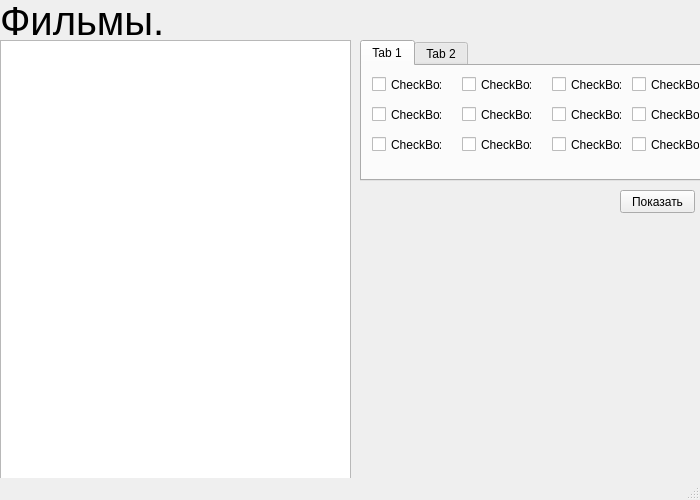
Above: film.ui from Zloiben/Application before the change. Below: the same form after it.
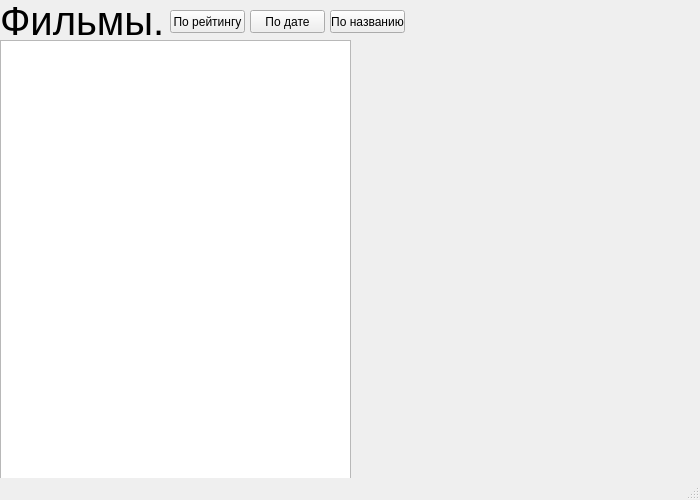
That is the form after the change. The open tabs and pages were chosen to show the change.

The edit to the form file:
```diff
--- a/film.ui
+++ b/film.ui
@@ -14,12 +14,15 @@
    <string>MainWindow</string>
   </property>
   <widget class="QWidget" name="centralwidget">
+   <property name="enabled">
+    <bool>true</bool>
+   </property>
    <widget class="QLabel" name="label">
     <property name="geometry">
      <rect>
       <x>0</x>
       <y>0</y>
-      <width>351</width>
+      <width>161</width>
       <height>41</height>
      </rect>
     </property>
@@ -42,300 +45,43 @@
      </rect>
     </property>
    </widget>
-   <widget class="QTabWidget" name="tabWidget">
+   <widget class="QPushButton" name="btn_rating_DESC">
     <property name="geometry">
      <rect>
-      <x>360</x>
-      <y>40</y>
-      <width>341</width>
-      <height>141</height>
+      <x>170</x>
+      <y>10</y>
+      <width>75</width>
+      <height>23</height>
      </rect>
     </property>
-    <property name="currentIndex">
-     <number>1</number>
+    <property name="text">
+     <string>По рейтингу</string>
     </property>
-    <widget class="QWidget" name="tab">
-     <attribute name="title">
-      <string>Tab 1</string>
-     </attribute>
-     <widget class="QCheckBox" name="checkBox">
-      <property name="geometry">
-       <rect>
-        <x>10</x>
-        <y>10</y>
-        <width>70</width>
-        <height>17</height>
-       </rect>
-      </property>
-      <property name="text">
-       <string>CheckBox</string>
-      </property>
-     </widget>
-     <widget class="QCheckBox" name="checkBox_2">
-      <property name="geometry">
-       <rect>
-        <x>100</x>
-        <y>10</y>
-        <width>70</width>
-        <height>17</height>
-       </rect>
-      </property>
-      <property name="text">
-       <string>CheckBox</string>
-      </property>
-     </widget>
-     <widget class="QCheckBox" name="checkBox_3">
-      <property name="geometry">
-       <rect>
-        <x>190</x>
-        <y>10</y>
-        <width>70</width>
-        <height>17</height>
-       </rect>
-      </property>
-      <property name="text">
-       <string>CheckBox</string>
-      </property>
-     </widget>
-     <widget class="QCheckBox" name="checkBox_4">
-      <property name="geometry">
-       <rect>
-        <x>10</x>
-        <y>40</y>
-        <width>70</width>
-        <height>17</height>
-       </rect>
-      </property>
-      <property name="text">
-       <string>CheckBox</string>
-      </property>
-     </widget>
-     <widget class="QCheckBox" name="checkBox_5">
-      <property name="geometry">
-       <rect>
-        <x>100</x>
-        <y>40</y>
-        <width>70</width>
-        <height>17</height>
-       </rect>
-      </property>
-      <property name="text">
-       <string>CheckBox</string>
-      </property>
-     </widget>
-     <widget class="QCheckBox" name="checkBox_6">
-      <property name="geometry">
-       <rect>
-        <x>190</x>
-        <y>40</y>
-        <width>70</width>
-        <height>17</height>
-       </rect>
-      </property>
-      <property name="text">
-       <string>CheckBox</string>
-      </property>
-     </widget>
-     <widget class="QCheckBox" name="checkBox_7">
-      <property name="geometry">
-       <rect>
-        <x>270</x>
-        <y>10</y>
-        <width>70</width>
-        <height>17</height>
-       </rect>
-      </property>
-      <property name="text">
-       <string>CheckBox</string>
-      </property>
-     </widget>
-     <widget class="QCheckBox" name="checkBox_8">
-      <property name="geometry">
-       <rect>
-        <x>270</x>
-        <y>40</y>
-        <width>70</width>
-        <height>17</height>
-       </rect>
-      </property>
-      <property name="text">
-       <string>CheckBox</string>
-      </property>
-     </widget>
-     <widget class="QCheckBox" name="checkBox_9">
-      <property name="geometry">
-       <rect>
-        <x>10</x>
-        <y>70</y>
-        <width>70</width>
-        <height>17</height>
-       </rect>
-      </property>
-      <property name="text">
-       <string>CheckBox</string>
-      </property>
-     </widget>
-     <widget class="QCheckBox" name="checkBox_10">
-      <property name="geometry">
-       <rect>
-        <x>100</x>
-        <y>70</y>
-        <width>70</width>
-        <height>17</height>
-       </rect>
-      </property>
-      <property name="text">
-       <string>CheckBox</string>
-      </property>
-     </widget>
-     <widget class="QCheckBox" name="checkBox_11">
-      <property name="geometry">
-       <rect>
-        <x>190</x>
-        <y>70</y>
-        <width>70</width>
-        <height>17</height>
-       </rect>
-      </property>
-      <property name="text">
-       <string>CheckBox</string>
-      </property>
-     </widget>
-     <widget class="QCheckBox" name="checkBox_12">
-      <property name="geometry">
-       <rect>
-        <x>270</x>
-        <y>70</y>
-        <width>70</width>
-        <height>17</height>
-       </rect>
-      </property>
-      <property name="text">
-       <string>CheckBox</string>
-      </property>
-     </widget>
-    </widget>
-    <widget class="QWidget" name="tab_2">
-     <attribute name="title">
-      <string>Tab 2</string>
-     </attribute>
-     <widget class="QCheckBox" name="checkBox_13">
-      <property name="geometry">
-       <rect>
-        <x>10</x>
-        <y>10</y>
-        <width>70</width>
-        <height>17</height>
-       </rect>
-      </property>
-      <property name="text">
-       <string>CheckBox</string>
-      </property>
-     </widget>
-     <widget class="QCheckBox" name="checkBox_14">
-      <property name="geometry">
-       <rect>
-        <x>100</x>
-        <y>10</y>
-        <width>70</width>
-        <height>17</height>
-       </rect>
-      </property>
-      <property name="text">
-       <string>CheckBox</string>
-      </property>
-     </widget>
-     <widget class="QCheckBox" name="checkBox_15">
-      <property name="geometry">
-       <rect>
-        <x>180</x>
-        <y>10</y>
-        <width>70</width>
-        <height>17</height>
-       </rect>
-      </property>
-      <property name="text">
-       <string>CheckBox</string>
-      </property>
-     </widget>
-     <widget class="QCheckBox" name="checkBox_16">
-      <property name="geometry">
-       <rect>
-        <x>260</x>
-        <y>10</y>
-        <width>70</width>
-        <height>17</height>
-       </rect>
-      </property>
-      <property name="text">
-       <string>CheckBox</string>
-      </property>
-     </widget>
-     <widget class="QCheckBox" name="checkBox_17">
-      <property name="geometry">
-       <rect>
-        <x>10</x>
-        <y>40</y>
-        <width>70</width>
-        <height>17</height>
-       </rect>
-      </property>
-      <property name="text">
-       <string>CheckBox</string>
-      </property>
-     </widget>
-     <widget class="QCheckBox" name="checkBox_18">
-      <property name="geometry">
-       <rect>
-        <x>100</x>
-        <y>40</y>
-        <width>70</width>
-        <height>17</height>
-       </rect>
-      </property>
-      <property name="text">
-       <string>CheckBox</string>
-      </property>
-     </widget>
-     <widget class="QCheckBox" name="checkBox_19">
-      <property name="geometry">
-       <rect>
-        <x>180</x>
-        <y>40</y>
-        <width>70</width>
-        <height>17</height>
-       </rect>
-      </property>
-      <property name="text">
-       <string>CheckBox</string>
-      </property>
-     </widget>
-     <widget class="QCheckBox" name="checkBox_20">
-      <property name="geometry">
-       <rect>
-        <x>260</x>
-        <y>40</y>
-        <width>70</width>
-        <height>17</height>
-       </rect>
-      </property>
-      <property name="text">
-       <string>CheckBox</string>
-      </property>
-     </widget>
-    </widget>
    </widget>
    <widget class="QPushButton" name="pushButton">
     <property name="geometry">
      <rect>
-      <x>620</x>
-      <y>190</y>
+      <x>250</x>
+      <y>10</y>
       <width>75</width>
       <height>23</height>
      </rect>
     </property>
     <property name="text">
-     <string>Показать</string>
+     <string>По дате</string>
+    </property>
+   </widget>
+   <widget class="QPushButton" name="btn_name_DESC">
+    <property name="geometry">
+     <rect>
+      <x>330</x>
+      <y>10</y>
+      <width>75</width>
+      <height>23</height>
+     </rect>
+    </property>
+    <property name="text">
+     <string>По названию</string>
     </property>
    </widget>
   </widget>
```
Left out of the diff: 2 changed lines with no effect on the pictures.
